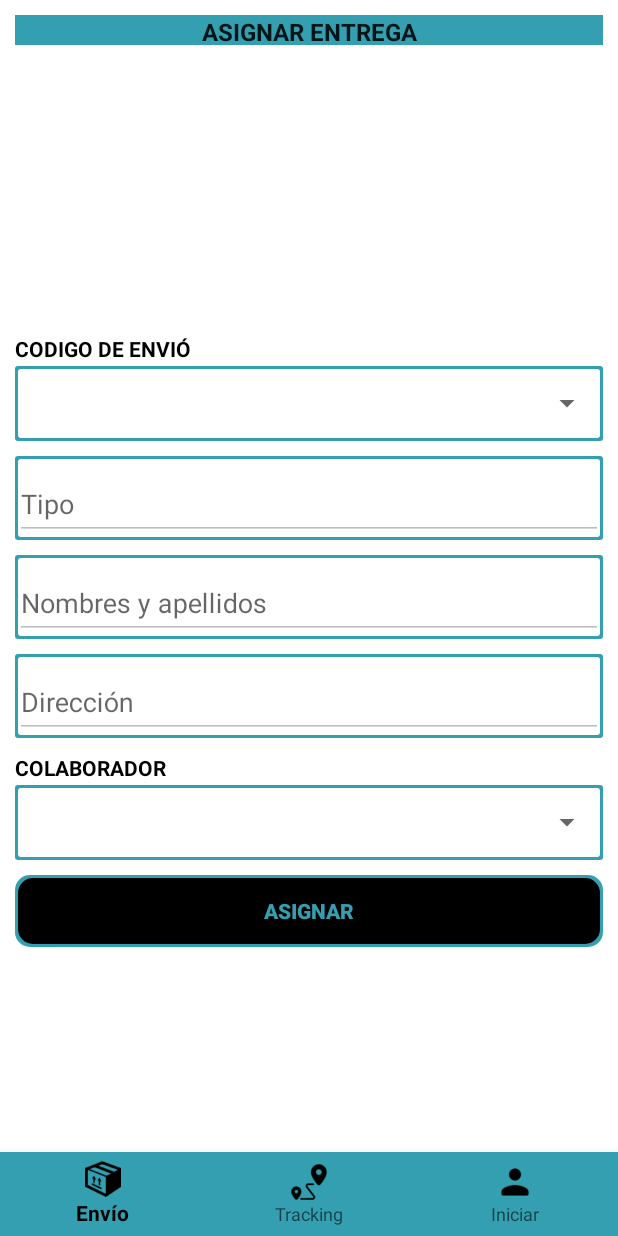
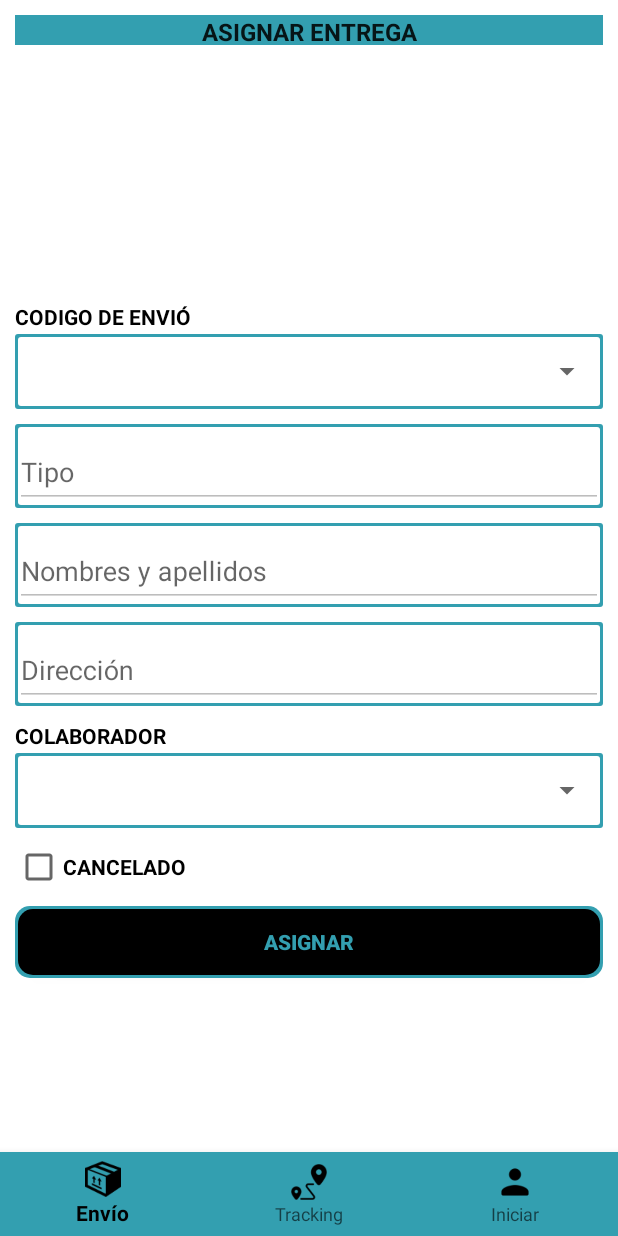
Before and after one commit to Yonathan-Dev2/MyApplication, an Android app: the fragment Fragmen_asig_entr placed in its activity, on a phone screen of 412 x 824 dp. Run offline under Robolectric (Android 15) with nearby library versions, the light colour scheme and no system bars; our stand-ins replace Volley; network calls fail.

Commit message:
Se modifico los arreglos 11-12-2019 se agrego ocpion cancelado

```diff
--- a/app/src/main/res/layout/fragment_asig_entr.xml
+++ b/app/src/main/res/layout/fragment_asig_entr.xml
@@ -128,6 +128,14 @@
                 android:layout_weight="1" />
         </LinearLayout>
 
+        <CheckBox
+            android:id="@+id/chk_canc"
+            android:layout_width="match_parent"
+            android:layout_height="wrap_content"
+            android:layout_marginBottom="10dp"
+            android:textStyle="bold"
+            android:text="CANCELADO" />
+
         <Button
             android:id="@+id/btn_asig_entr"
             android:layout_width="match_parent"
```
Also changed, not shown: app/src/main/java/com/express/tsuexpress/Fragmentos/Fragmen_asig_entr.java (+18 -3 lines), app/src/main/java/com/express/tsuexpress/Fragmentos/Fragment_oper_cola.java (+20 -5 lines), app/src/main/res/layout/fragment_oper_cola.xml (+8 -0 lines).
